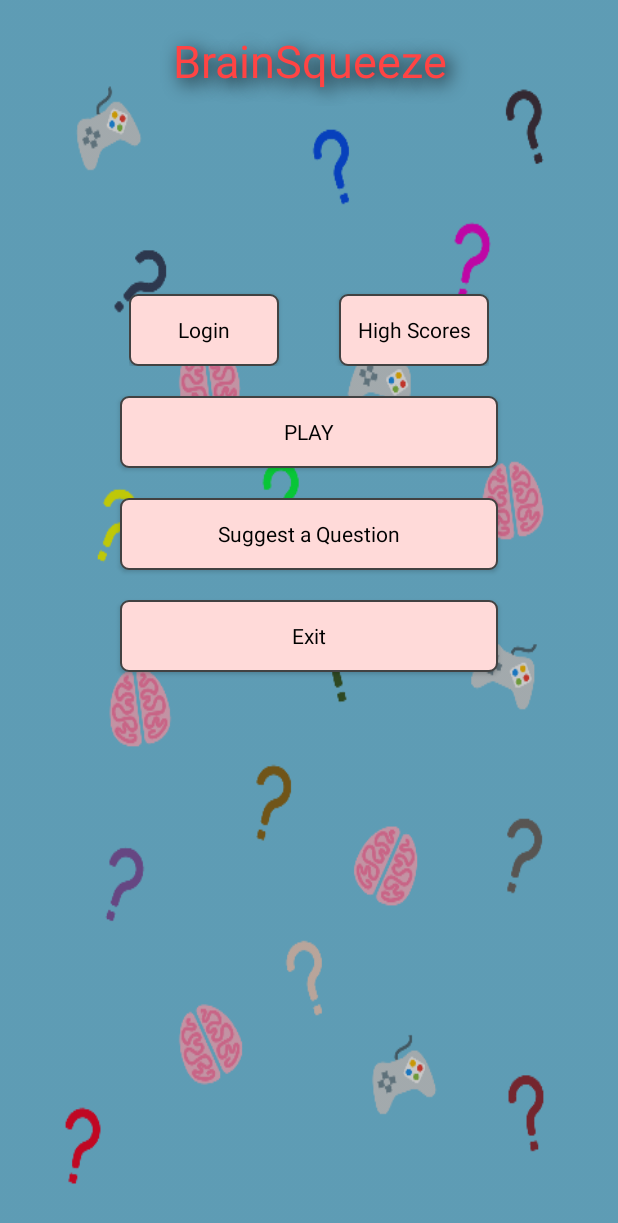
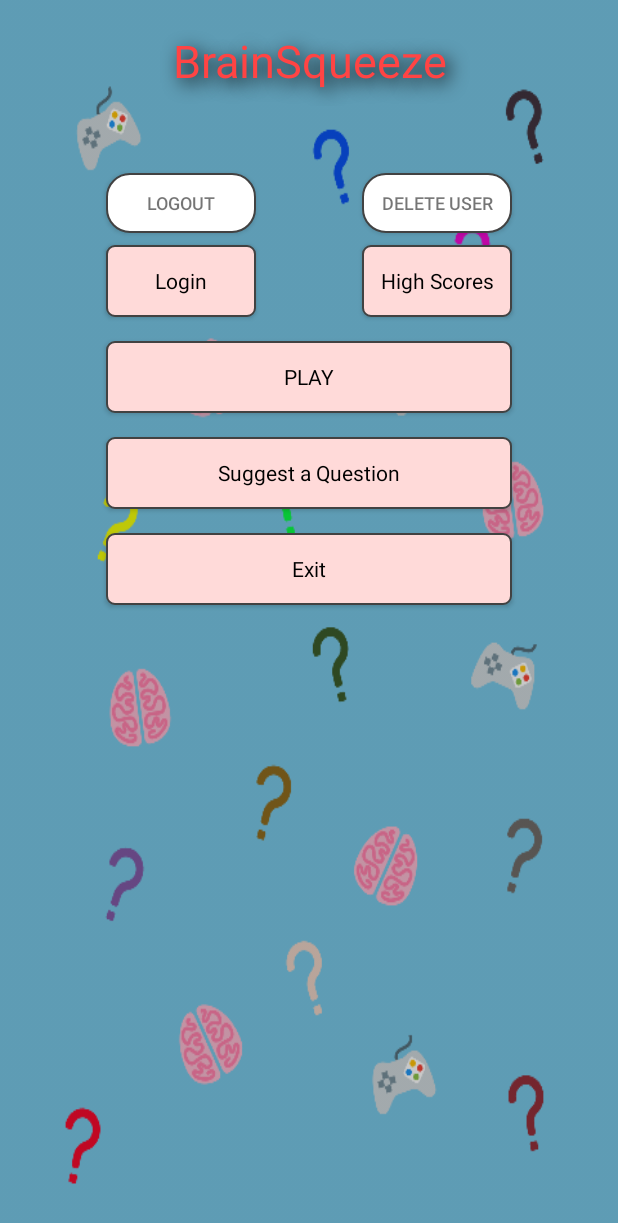
Before and after one commit to LadyLazorcorn/BrainSqueeze, an Android app: the screen it shows after launch (StartActivity), on a phone screen of 412 x 824 dp. Shown: the top 1223 px of the screen. Run offline under Robolectric (Android 15) with nearby library versions, the phone set to English and light mode, and no system bars; our stand-ins replace Firebase (no records; nobody signed in at launch, a user with empty details on screens opened directly); libraries missing offline, so code that uses them is left out: com.firebase.ui; Roboto replaces fonts that are not available here.

Commit message:
use constraint layout for main activity

```diff
--- a/app/src/main/res/layout/activity_start.xml
+++ b/app/src/main/res/layout/activity_start.xml
@@ -1,13 +1,12 @@
 <?xml version="1.0" encoding="utf-8"?>
-<LinearLayout xmlns:android="http://schemas.android.com/apk/res/android"
+<android.support.constraint.ConstraintLayout xmlns:android="http://schemas.android.com/apk/res/android"
+    xmlns:app="http://schemas.android.com/apk/res-auto"
     xmlns:tools="http://schemas.android.com/tools"
     android:layout_width="match_parent"
     android:layout_height="match_parent"
     android:background="@drawable/background"
     android:backgroundTint="@color/cardview_shadow_start_color"
-    android:backgroundTintMode="src_over"
-    android:orientation="vertical"
-    android:weightSum="1">
+    android:backgroundTintMode="src_over">
 
     <TextView
         android:id="@+id/first_message_txtView"
@@ -15,149 +14,139 @@
         android:layout_height="wrap_content"
         android:fontFamily="@font/fontdiner_swanky"
         android:gravity="center"
+        android:paddingTop="20dp"
         android:paddingBottom="10dp"
-        android:paddingTop="20dp"
         android:shadowColor="@color/colorBlack"
         android:shadowDx="5"
         android:shadowDy="5"
         android:shadowRadius="15"
         android:text="@string/first_message"
-        android:textAppearance="@style/TextAppearance.AppCompat.Light.SearchResult.Title"
         android:textColor="@android:color/holo_red_light"
-        android:textSize="30sp" />
+        android:textSize="30sp"
+        app:layout_constraintTop_toTopOf="parent" />
 
     <TextView
         android:id="@+id/welcome_txtView"
-        android:layout_width="wrap_content"
+        android:layout_width="0dp"
         android:layout_height="wrap_content"
         android:layout_gravity="center"
-        android:layout_marginLeft="15dp"
-        android:layout_marginRight="15dp"
         android:fontFamily="@font/cabin_sketch"
         android:gravity="center"
         android:padding="10dp"
-        android:text=""
-        android:textColor="#fbf7f7"
         android:shadowColor="@color/colorBlack"
         android:shadowDx="5"
         android:shadowDy="5"
         android:shadowRadius="15"
+        android:textColor="#fbf7f7"
         android:textSize="18sp"
-        android:textStyle="bold" />
-
-    <LinearLayout
-        android:layout_width="match_parent"
-        android:layout_height="wrap_content"
-        android:gravity="center"
-        android:orientation="horizontal">
-
-        <LinearLayout
-            android:layout_width="wrap_content"
-            android:layout_height="wrap_content"
-            android:orientation="vertical">
+        android:textStyle="bold"
+        app:layout_constraintEnd_toEndOf="parent"
+        app:layout_constraintStart_toStartOf="parent"
+        app:layout_constraintTop_toBottomOf="@+id/first_message_txtView"
+        tools:text="Welcome User" />
 
     <Button
         android:id="@+id/sign_out"
         android:layout_width="100dp"
         android:layout_height="40dp"
-                android:layout_gravity="left"
-                android:layout_marginBottom="35dp"
-                android:layout_marginRight="10dp"
         android:background="@drawable/button_rounded_corners"
         android:text="@string/logout"
         android:textColor="?android:attr/textColorTertiary"
-                android:textSize="10sp"
-                android:visibility="invisible" />
+        android:textSize="12sp"
+        android:visibility="visible"
+        app:layout_constraintEnd_toStartOf="@+id/delete_user"
+        app:layout_constraintHorizontal_bias="0.5"
+        app:layout_constraintStart_toStartOf="parent"
+        app:layout_constraintTop_toBottomOf="@+id/welcome_txtView" />
+
+    <Button
+        android:id="@+id/delete_user"
+        android:layout_width="100dp"
+        android:layout_height="40dp"
+        android:background="@drawable/button_rounded_corners"
+        android:text="@string/delete_user"
+        android:textColor="?android:attr/textColorTertiary"
+        android:textSize="12sp"
+        android:visibility="visible"
+        app:layout_constraintEnd_toEndOf="parent"
+        app:layout_constraintHorizontal_bias="0.5"
+        app:layout_constraintStart_toEndOf="@+id/sign_out"
+        app:layout_constraintTop_toBottomOf="@+id/welcome_txtView" />
 
     <Button
         android:id="@+id/loginBtn"
         android:layout_width="100dp"
         android:layout_height="wrap_content"
-                android:layout_marginRight="20dp"
-                android:layout_marginTop="5dp"
+        android:layout_marginTop="8dp"
         android:background="@drawable/button_classic"
         android:fontFamily="sans-serif"
         android:paddingLeft="10dp"
         android:paddingRight="10dp"
         android:text="@string/loginBtnTxt"
         android:textAppearance="@style/TextAppearance.AppCompat"
-                android:textColor="@android:color/background_dark" />
-
-        </LinearLayout>
-
-        <LinearLayout
-            android:layout_width="wrap_content"
-            android:layout_height="wrap_content"
-            android:orientation="vertical">
-
-            <Button
-                android:id="@+id/delete_user"
-                android:layout_width="100dp"
-                android:layout_height="40dp"
-                android:layout_gravity="right"
-                android:layout_marginBottom="35dp"
-                android:layout_marginLeft="20dp"
-                android:background="@drawable/button_rounded_corners"
-                android:text="@string/delete_user"
-                android:textColor="?android:attr/textColorTertiary"
-                android:textSize="10sp"
-                android:visibility="invisible" />
+        android:textColor="@android:color/background_dark"
+        app:layout_constraintEnd_toStartOf="@+id/highScoresBtn"
+        app:layout_constraintHorizontal_bias="0.5"
+        app:layout_constraintStart_toStartOf="parent"
+        app:layout_constraintTop_toBottomOf="@+id/sign_out" />
 
     <Button
         android:id="@+id/highScoresBtn"
         android:layout_width="100dp"
         android:layout_height="wrap_content"
-                android:layout_marginLeft="20dp"
-                android:layout_marginTop="5dp"
+        android:layout_marginTop="8dp"
         android:background="@drawable/button_classic"
         android:onClick="highScores"
         android:paddingLeft="10dp"
         android:paddingRight="10dp"
         android:text="@string/highScoresBtnTxt"
         android:textAppearance="@style/TextAppearance.AppCompat"
-                android:textColor="@android:color/background_dark" />
-
-        </LinearLayout>
-
-    </LinearLayout>
+        android:textColor="@android:color/background_dark"
+        app:layout_constraintEnd_toEndOf="parent"
+        app:layout_constraintHorizontal_bias="0.5"
+        app:layout_constraintStart_toEndOf="@+id/loginBtn"
+        app:layout_constraintTop_toBottomOf="@+id/delete_user" />
 
     <Button
         android:id="@+id/playBtn"
-        android:layout_width="match_parent"
+        android:layout_width="0dp"
         android:layout_height="wrap_content"
-        android:layout_marginLeft="80dp"
-        android:layout_marginRight="80dp"
-        android:layout_marginTop="20dp"
+        android:layout_marginTop="16dp"
         android:background="@drawable/button_classic"
         android:fontFamily="@font/faster_one"
         android:onClick="play"
         android:text="@string/playBtnTxt"
-        android:textColor="@android:color/background_dark" />
+        android:textColor="@android:color/background_dark"
+        app:layout_constraintEnd_toEndOf="@+id/highScoresBtn"
+        app:layout_constraintStart_toStartOf="@+id/loginBtn"
+        app:layout_constraintTop_toBottomOf="@+id/highScoresBtn" />
 
 
     <Button
         android:id="@+id/suggestBtn"
-        android:layout_width="match_parent"
+        android:layout_width="0dp"
         android:layout_height="wrap_content"
-        android:layout_marginLeft="80dp"
-        android:layout_marginRight="80dp"
-        android:layout_marginTop="20dp"
+        android:layout_marginTop="16dp"
         android:background="@drawable/button_classic"
         android:onClick="suggestQuestion"
         android:text="@string/suggestBtnTxt"
         android:textAppearance="@style/TextAppearance.AppCompat"
-        android:textColor="@android:color/background_dark" />
+        android:textColor="@android:color/background_dark"
+        app:layout_constraintEnd_toEndOf="@+id/playBtn"
+        app:layout_constraintStart_toStartOf="@+id/playBtn"
+        app:layout_constraintTop_toBottomOf="@+id/playBtn" />
 
     <Button
         android:id="@+id/exitBtn"
-        android:layout_width="match_parent"
+        android:layout_width="0dp"
         android:layout_height="wrap_content"
-        android:layout_marginLeft="80dp"
-        android:layout_marginRight="80dp"
-        android:layout_marginTop="20dp"
+        android:layout_marginTop="16dp"
         android:background="@drawable/button_classic"
         android:text="@string/exitBtnTxt"
         android:textAppearance="@style/TextAppearance.AppCompat"
-        android:textColor="@android:color/background_dark" />
+        android:textColor="@android:color/background_dark"
+        app:layout_constraintEnd_toEndOf="@+id/suggestBtn"
+        app:layout_constraintStart_toStartOf="@+id/suggestBtn"
+        app:layout_constraintTop_toBottomOf="@+id/suggestBtn" />
 
-</LinearLayout>
+</android.support.constraint.ConstraintLayout>
```
Lines whose indentation alone changed are shown as unchanged.
